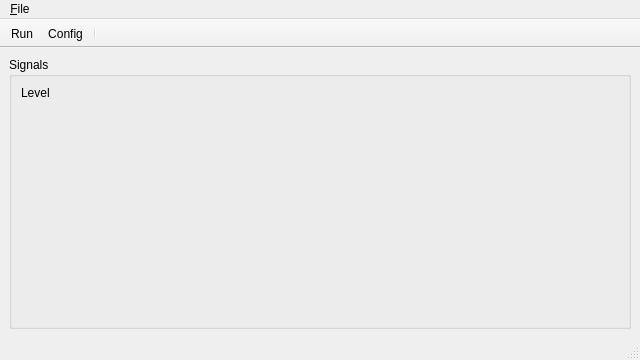
The window that src/audiovisual/windows/mainwindow.ui (sardylan/audiovisual) describes before a commit, drawn with Qt 5.
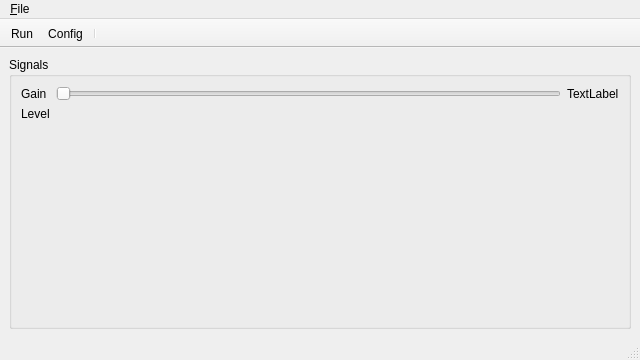
The same window after the commit.

Commit message: Adds software gain

The edit to the form file:
```diff
--- a/src/audiovisual/windows/mainwindow.ui
+++ b/src/audiovisual/windows/mainwindow.ui
@@ -20,18 +20,39 @@
       <property name="title">
        <string>Signals</string>
       </property>
-      <layout class="QGridLayout" name="gridLayout_2" rowstretch="0,1" columnstretch="0,1">
+      <layout class="QGridLayout" name="gridLayout_2" rowstretch="0,0,1">
        <item row="0" column="0">
         <widget class="QLabel" name="label">
          <property name="text">
-          <string>Level</string>
+          <string>Gain</string>
          </property>
         </widget>
        </item>
        <item row="0" column="1">
+        <widget class="QSlider" name="gainSlider">
+         <property name="orientation">
+          <enum>Qt::Horizontal</enum>
+         </property>
+        </widget>
+       </item>
+       <item row="1" column="0">
+        <widget class="QLabel" name="vuMeterlabel">
+         <property name="text">
+          <string>Level</string>
+         </property>
+        </widget>
+       </item>
+       <item row="0" column="2">
+        <widget class="QLabel" name="gainValue">
+         <property name="text">
+          <string>TextLabel</string>
+         </property>
+        </widget>
+       </item>
+       <item row="1" column="1" colspan="2">
         <widget class="QStackedWidget" name="vuMeterStackedWidget"/>
        </item>
-       <item row="1" column="0" colspan="2">
+       <item row="2" column="0" colspan="3">
         <widget class="QStackedWidget" name="waterfallWidget"/>
        </item>
       </layout>
```
Left out of the diff: 7 changed lines with no effect on the pictures. The commit also changes 6 other files.
